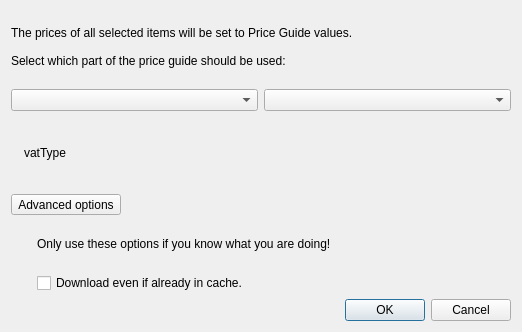
The window that src/desktop/settopriceguidedialog.ui (rgriebl/brickstore) describes before a commit, drawn with Qt 5.
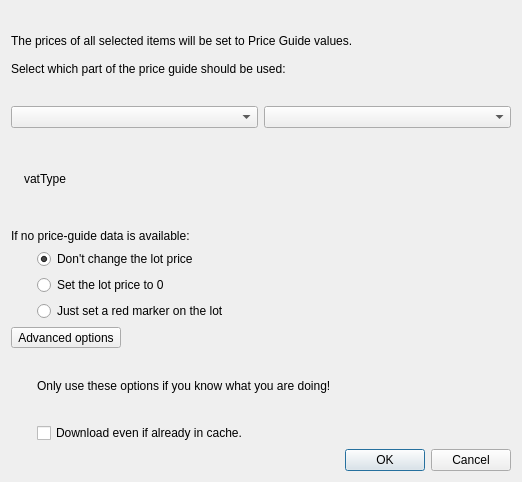
The same window after the commit. Custom widgets are drawn as their Qt base class.

Commit message:
Better handling for missing price-guide data
When updating prices to guide data, you now have options on how to deal
with errors and missing data: you can either set the lot price to 0
(how BS worked in the past), don't update the lot in question or add
a red marker to the lot.

```diff
--- a/src/desktop/settopriceguidedialog.ui
+++ b/src/desktop/settopriceguidedialog.ui
@@ -7,7 +7,7 @@
     <x>0</x>
     <y>0</y>
     <width>522</width>
-    <height>332</height>
+    <height>482</height>
    </rect>
   </property>
   <property name="windowTitle">
@@ -55,6 +55,41 @@
      </item>
     </layout>
    </item>
+   <item>
+    <layout class="QGridLayout" name="gridLayout" columnstretch="0,10" columnminimumwidth="20,0">
+     <item row="0" column="0" colspan="2">
+      <widget class="QLabel" name="label_3">
+       <property name="text">
+        <string>If no price-guide data is available:</string>
+       </property>
+      </widget>
+     </item>
+     <item row="1" column="1">
+      <widget class="QRadioButton" name="w_noChange">
+       <property name="text">
+        <string>Don't change the lot price</string>
+       </property>
+       <property name="checked">
+        <bool>true</bool>
+       </property>
+      </widget>
+     </item>
+     <item row="2" column="1">
+      <widget class="QRadioButton" name="w_zero">
+       <property name="text">
+        <string>Set the lot price to 0</string>
+       </property>
+      </widget>
+     </item>
+     <item row="3" column="1">
+      <widget class="QRadioButton" name="w_marker">
+       <property name="text">
+        <string>Just set a red marker on the lot</string>
+       </property>
+      </widget>
+     </item>
+    </layout>
+   </item>
    <item>
     <widget class="ExpandButton" name="w_advanced_button">
      <property name="text">
```
The commit also changes 7 other files.
